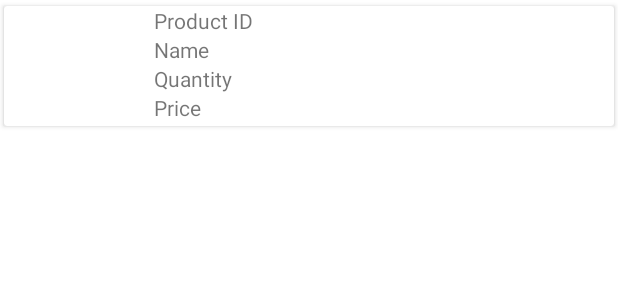
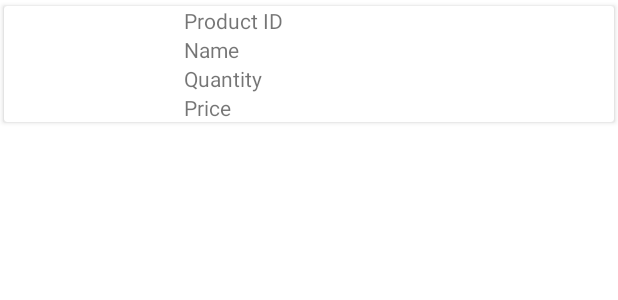
Before and after one commit to GhazanfarAteeb/QRCodeScanWithSQLiteAndRecyclerView, an Android app: the layout list_item_view.xml on its own in the app's theme, with its tools: preview values and no code run, on a phone screen of 412 x 824 dp. Shown: the top 300 px of the screen. Run offline under Robolectric (Android 15) with nearby library versions, the phone set to English and light mode, and no system bars.

```diff
--- a/app/src/main/java/com/example/qrcodescanwithsqlitecrud/SalesDatabaseHelper.java
+++ b/app/src/main/java/com/example/qrcodescanwithsqlitecrud/SalesDatabaseHelper.java
@@ -7,6 +7,8 @@ import android.database.sqlite.SQLiteOpenHelper;
 /**
  * this sales class will contains information of the sales done
  */
+
+// Adding comments for usama kali gugffah
 
 public class SalesDatabaseHelper extends SQLiteOpenHelper {
     public static final String DB = "products.db";
--- a/app/src/main/res/layout/list_item_view.xml
+++ b/app/src/main/res/layout/list_item_view.xml
@@ -13,13 +13,16 @@
 			android:layout_height="wrap_content"
 			android:layout_width="wrap_content"
 			android:orientation="horizontal">
+			<LinearLayout
+				android:layout_width="wrap_content"
+				android:layout_height="match_parent">
 				<ImageView
+					android:layout_marginStart="20sp"
 					android:layout_gravity="center"
 					android:layout_width="80sp"
 					android:layout_height="80sp"
 					android:src="@null"
 					android:contentDescription="@null"
-				android:layout_marginStart="10sp"
 					android:id="@+id/image"/>
 			</LinearLayout>
 			<LinearLayout
@@ -34,7 +37,7 @@
 						android:layout_width="wrap_content"
 						android:layout_height="wrap_content"
 						android:text="@string/product_id"
-					android:layout_marginStart="100sp"
+						android:layout_marginStart="20sp"
 						/>
 					<TextView
 						android:layout_width="wrap_content"
@@ -51,7 +54,7 @@
 						android:layout_width="wrap_content"
 						android:layout_height="wrap_content"
 						android:text="@string/name"
-					android:layout_marginStart="100sp"
+						android:layout_marginStart="20sp"
 						/>
 					<TextView
 						android:layout_width="wrap_content"
@@ -68,7 +71,7 @@
 						android:layout_width="wrap_content"
 						android:layout_height="wrap_content"
 						android:text="@string/quantity"
-					android:layout_marginStart="100sp"
+						android:layout_marginStart="20sp"
 						/>
 					<TextView
 						android:layout_width="wrap_content"
@@ -85,7 +88,7 @@
 						android:layout_width="wrap_content"
 						android:layout_height="wrap_content"
 						android:text="@string/price"
-					android:layout_marginStart="100sp"
+						android:layout_marginStart="20sp"
 						/>
 					<TextView
 						android:layout_width="wrap_content"
@@ -95,5 +98,7 @@
 						/>
 				</LinearLayout>
 			</LinearLayout>
+		</LinearLayout>
+
 	</androidx.cardview.widget.CardView>
 </LinearLayout>
--- a/app/src/main/res/values/strings.xml
+++ b/app/src/main/res/values/strings.xml
@@ -9,4 +9,5 @@
 	<string name="delete">Delete</string>
 	<string name="bill">bill</string>
 	<string name="product_id">Product ID</string>
+	<string name="short_description">Short Description</string>
 </resources>
```
Lines whose indentation alone changed are shown as unchanged.
